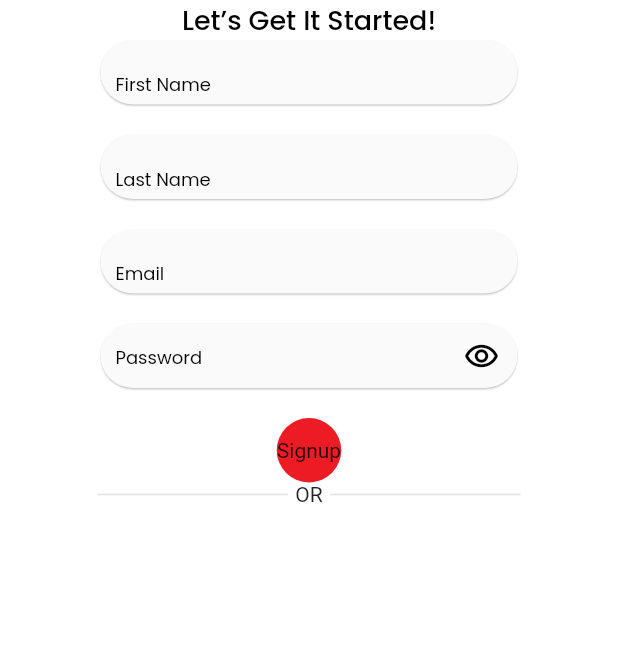
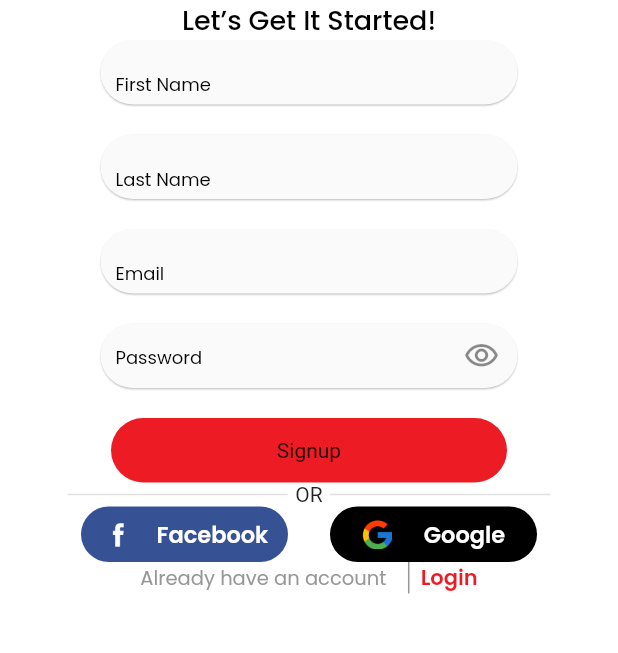
Before and after one commit to FarooqSial/micro_services, a Flutter app: the SignupScreen screen opened directly, on a phone screen of 412 x 824 dp, the part 239-892 px from its top. Run offline on Flutter 3.47's test engine with Material 2 defaults, Android fonts, the phone set to English and light mode, and no system bars.

Commit message:
third commit by farooq

```diff
--- a/lib/Screen_Login.dart
+++ b/lib/Screen_Login.dart
@@ -1,5 +1,5 @@
 import 'package:flutter/material.dart';
-import 'package:micro_services/widgets/Mycontainer.dart';
+import 'package:micro_services/widgets/MyContainer.dart';
 
 class LoginScreen extends StatelessWidget {
   const LoginScreen({Key? key}) : super(key: key);
--- a/lib/screen_signup.dart
+++ b/lib/screen_signup.dart
@@ -1,6 +1,7 @@
 import 'package:flutter/material.dart';
 import 'package:micro_services/widgets/MyTestField.dart';
-import 'package:micro_services/widgets/Mycontainer.dart';
+import 'package:micro_services/widgets/MyContainer.dart';
+import 'package:micro_services/widgets/colors.dart';
 
 class SignupScreen extends StatelessWidget {
   const SignupScreen({Key? key}) : super(key: key);
@@ -37,8 +38,8 @@ class SignupScreen extends StatelessWidget {
               child: Text(
                 'Logo',
                 style: TextStyle(
-                  color: Color(0xffED1C24),
-                  fontFamily: 'PoetsenoneRegular',
+                  color: MicroServicesColor.redColor,
+                  fontFamily: 'PoetSenOneRegular',
                   fontSize: 55,
                 ),
               ),
@@ -52,7 +53,7 @@ class SignupScreen extends StatelessWidget {
               ),
             ),
             Padding(
-              padding: const EdgeInsets.symmetric(horizontal: 60),
+              padding: const EdgeInsets.symmetric(horizontal: 40),
               child: Column(
                 children: [
                   MyTextField(
@@ -88,17 +89,17 @@ class SignupScreen extends StatelessWidget {
                     width: 278,
                     keyboardType: TextInputType.visiblePassword,
                     icon: Icon(
-                      Icons.remove_red_eye_outlined,
-                      color: Colors.black,
+                      Icons.visibility_outlined,
                     ),
                     obscureText: true,
                   ),
                   SizedBox(
                     height: 20,
                   ),
-                  Mycontainer(
+                  MyContainer(
                     height: 43,
                     width: 264,
+                    color: Color(0xffED1C24),
                     child: Center(
                       child: Text('Signup'),
                     ),
@@ -124,6 +125,84 @@ class SignupScreen extends StatelessWidget {
                       ),
                     ],
                   ),
+                  Row(
+                    mainAxisAlignment: MainAxisAlignment.spaceAround,
+                    children: [
+                      MyContainer(
+                        height: 37,
+                        width: 138,
+                        color: Color(0xff365194),
+                        child: Row(
+                          mainAxisAlignment: MainAxisAlignment.spaceEvenly,
+                          children: [
+                            Image(
+                              height: 24,
+                              width: 24,
+                              image: AssetImage('images/facebook.png'),
+                            ),
+                            Text(
+                              'Facebook',
+                              style: TextStyle(
+                                color: Color(0xffFFFFFF),
+                                fontFamily: 'PoppinsSemiBold',
+                                fontSize: 15,
+                              ),
+                            ),
+                          ],
+                        ),
+                      ),
+                      MyContainer(
+                        height: 37,
+                        width: 138,
+                        color: Color(0xff000000),
+                        child: Row(
+                          mainAxisAlignment: MainAxisAlignment.spaceEvenly,
+                          children: [
+                            Image(
+                              height: 20,
+                              width: 20,
+                              image: AssetImage('images/google.png'),
+                            ),
+                            Text(
+                              'Google',
+                              style: TextStyle(
+                                color: Color(0xffFFFFFF),
+                                fontFamily: 'PoppinsSemiBold',
+                                fontSize: 15,
+                              ),
+                            ),
+                          ],
+                        ),
+                      ),
+                    ],
+                  ),
+                  IntrinsicHeight(
+                    child: Row(
+                      mainAxisAlignment: MainAxisAlignment.center,
+                      children: [
+                        Text(
+                          'Already have an account  ',
+                          style: TextStyle(
+                            color: Color(0xff979797),
+                            fontSize: 13,
+                            fontFamily: 'PoppinsRegular',
+                          ),
+                        ),
+                        VerticalDivider(
+                          thickness: 1,
+                          color: Color(0xff979797),
+                        ),
+                        Text(
+                          'Login',
+                          style: TextStyle(
+                            color: Color(0xffED1C24),
+                            fontFamily: 'PoppinsSemiBold',
+                            fontSize: 14,
+                          ),
+                        ),
+                      ],
+                    ),
+                  ),
                 ],
               ),
             ),
--- a/lib/screen_splash.dart
+++ b/lib/screen_splash.dart
@@ -1,7 +1,6 @@
 import 'dart:async';
 
 import 'package:flutter/material.dart';
-import 'package:micro_services/Screen_Login.dart';
 import 'package:micro_services/screen_signup.dart';
 
 class SplashScreen extends StatefulWidget {
@@ -20,7 +19,7 @@ class _SplashScreenState extends State<SplashScreen> {
       Navigator.push(
         context,
         MaterialPageRoute(
-          builder: (context) => LoginScreen(),
+          builder: (context) => SignupScreen(),
         ),
       );
     });
@@ -30,7 +29,7 @@ class _SplashScreenState extends State<SplashScreen> {
   Widget build(BuildContext context) {
     return SafeArea(
       child: Scaffold(
-        backgroundColor: Color(0xffF2F2F2),
+        backgroundColor: Color(0xffFFFFFF),
         body: Center(
           child: Column(
             mainAxisAlignment: MainAxisAlignment.center,
--- /dev/null
+++ b/lib/widgets/MyContainer.dart
@@ -0,0 +1,33 @@
+import 'package:flutter/material.dart';
+
+class MyContainer extends StatelessWidget {
+  const MyContainer({
+    super.key,
+    required this.height,
+    required this.width,
+    required this.child,
+    required this.color,
+    this.borderRadius,
+  });
+
+  final double height;
+  final double width;
+  final Widget child;
+  final Color? color;
+  final double? borderRadius;
+
+  @override
+  Widget build(BuildContext context) {
+    return Container(
+      height: height,
+      width: width,
+      decoration: BoxDecoration(
+        color: color ?? Color(0xffffffff),
+        borderRadius: BorderRadius.circular(borderRadius ?? 25),
+      ),
+      child: Center(
+        child: child,
+      ),
+    );
+  }
+}
--- a/lib/widgets/Mycontainer.dart
+++ /dev/null
@@ -1,29 +0,0 @@
-import 'package:flutter/material.dart';
-
-class Mycontainer extends StatelessWidget {
-  const Mycontainer({
-    super.key,
-    this.height,
-    this.width,
-    required this.child,
-  });
-
-  final double? height;
-  final double? width;
-  final Widget child;
-
-  @override
-  Widget build(BuildContext context) {
-    return Container(
-      height: height,
-      width: height,
-      decoration: BoxDecoration(
-        color: Color(0xffED1C24),
-        borderRadius: BorderRadius.circular(25),
-      ),
-      child: Center(
-        child: child
-      ),
-    );
-  }
-}
--- /dev/null
+++ b/lib/widgets/colors.dart
@@ -0,0 +1,9 @@
+import 'package:flutter/material.dart';
+
+class MicroServicesColor{
+  static const Color redColor = Color(0xffED1C24);
+  static const Color blackColor = Color(0xff000000);
+  static const Color blueColor = Color(0xff365194);
+  static const Color textFieldColor = Color(0xffF2F2F2);
+  static const Color textColor = Color(0xff979797);
+}
--- a/pubspec.yaml
+++ b/pubspec.yaml
@@ -75,9 +75,9 @@ flutter:
   # list giving the asset and other descriptors for the font. For
   # example:
   fonts:
-    - family: PoetsenoneRegular
+    - family: PoetSenOneRegular
       fonts:
-        - asset: fonts/PoetsenOne-Regular.ttf
+        - asset: fonts/PoetSenOne-Regular.ttf
     - family: PoppinsMedium
       fonts:
         - asset: fonts/Poppins-Medium.ttf
```
Also changed, not shown: fonts/PoetSenOne-Regular.ttf (renamed from fonts/PoetsenOne-Regular.ttf), images/google.png, lib/generated/assets.dart.
